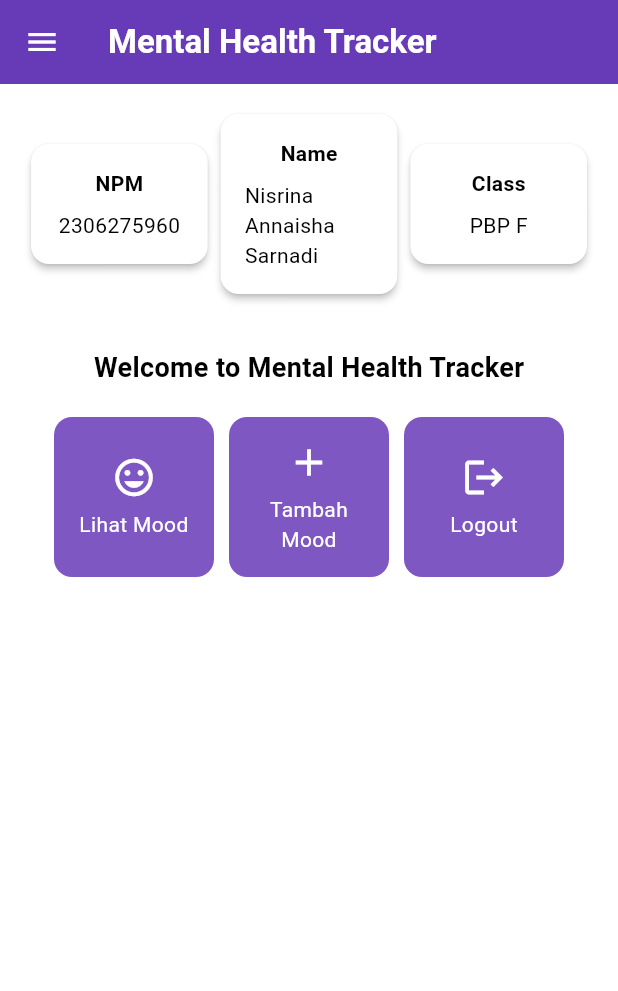
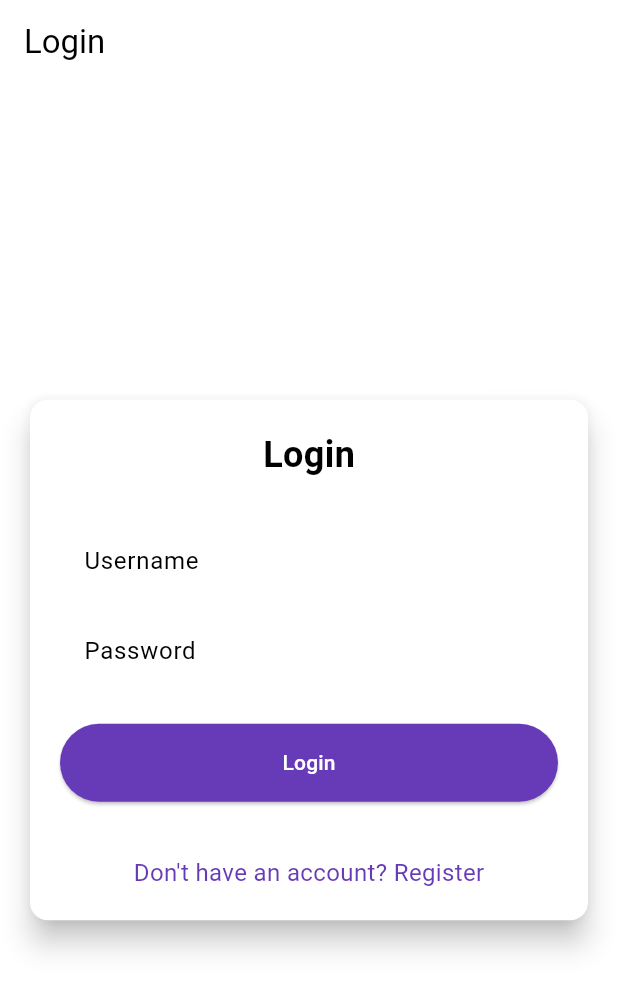
Before and after one commit to nsrnannaisha/mental-health-tracker-mobile, a Flutter app: the screen it shows after launch, on a phone screen of 412 x 824 dp. Shown: the top 991 px of the screen. Run offline on Flutter 3.47's test engine with Material 3 defaults, Android fonts, the phone set to English and light mode, and no system bars; missing offline and left inert: pbp_django_auth.

Commit message:
Tutorial 8 masih error

```diff
--- a/lib/main.dart
+++ b/lib/main.dart
@@ -1,5 +1,7 @@
 import 'package:flutter/material.dart';
-import 'package:mental_health_tracker/screens/menu.dart';
+import 'package:pbp_django_auth/pbp_django_auth.dart';
+import 'package:provider/provider.dart';
+import 'package:mental_health_tracker/screens/login.dart';
 
 void main() {
   runApp(const MyApp());
@@ -8,31 +10,23 @@ void main() {
 class MyApp extends StatelessWidget {
   const MyApp({super.key});
 
-  // This widget is the root of your application.
   @override
   Widget build(BuildContext context) {
-    return MaterialApp(
-      title: 'Flutter Demo',
-      theme: ThemeData(
-        // This is the theme of your application.
-        //
-        // TRY THIS: Try running your application with "flutter run". You'll see
-        // the application has a purple toolbar. Then, without quitting the app,
-        // try changing the seedColor in the colorScheme below to Colors.green
-        // and then invoke "hot reload" (save your changes or press the "hot
-        // reload" button in a Flutter-supported IDE, or press "r" if you used
-        // the command line to start the app).
-        //
-        // Notice that the counter didn't reset back to zero; the application
-        // state is not lost during the reload. To reset the state, use hot
-        // restart instead.
-        //
-        // This works for code too, not just values: Most code changes can be
-        // tested with just a hot reload.
-        colorScheme: ColorScheme.fromSwatch(primarySwatch: Colors.deepPurple,).copyWith(secondary: Colors.deepPurple[400]),
-        useMaterial3: true,
+    return Provider(
+      create: (_) {
+        CookieRequest request = CookieRequest();
+        return request;
+      },
+      child: MaterialApp(
+        title: 'Mental Health Tracker',
+        theme: ThemeData(
+          useMaterial3: true,
+          colorScheme: ColorScheme.fromSwatch(
+            primarySwatch: Colors.deepPurple,
+          ).copyWith(secondary: Colors.deepPurple[400]),
+        ),
+        home: const LoginPage(),
       ),
-      home: MyHomePage(),
     );
   }
 }
--- /dev/null
+++ b/lib/screens/login.dart
@@ -0,0 +1,182 @@
+import 'package:mental_health_tracker/screens/menu.dart';
+import 'package:flutter/material.dart';
+import 'package:pbp_django_auth/pbp_django_auth.dart';
+import 'package:provider/provider.dart';
+import 'package:mental_health_tracker/screens/register.dart';
+// TODO: Import halaman RegisterPage jika sudah dibuat
+
+void main() {
+  runApp(const LoginApp());
+}
+
+class LoginApp extends StatelessWidget {
+  const LoginApp({super.key});
+
+  @override
+  Widget build(BuildContext context) {
+    return MaterialApp(
+      title: 'Login',
+      theme: ThemeData(
+        useMaterial3: true,
+        colorScheme: ColorScheme.fromSwatch(
+          primarySwatch: Colors.deepPurple,
+        ).copyWith(secondary: Colors.deepPurple[400]),
+      ),
+      home: const LoginPage(),
+    );
+  }
+}
+
+class LoginPage extends StatefulWidget {
+  const LoginPage({super.key});
+
+  @override
+  State<LoginPage> createState() => _LoginPageState();
+}
+
+class _LoginPageState extends State<LoginPage> {
+  final TextEditingController _usernameController = TextEditingController();
+  final TextEditingController _passwordController = TextEditingController();
+
+  @override
+  Widget build(BuildContext context) {
+    final request = context.watch<CookieRequest>();
+
+    return Scaffold(
+      appBar: AppBar(
+        title: const Text('Login'),
+      ),
+      body: Center(
+        child: SingleChildScrollView(
+          padding: const EdgeInsets.all(16.0),
+          child: Card(
+            elevation: 8,
+            shape: RoundedRectangleBorder(
+              borderRadius: BorderRadius.circular(12.0),
+            ),
+            child: Padding(
+              padding: const EdgeInsets.all(20.0),
+              child: Column(
+                mainAxisSize: MainAxisSize.min,
+                children: [
+                  const Text(
+                    'Login',
+                    style: TextStyle(
+                      fontSize: 24.0,
+                      fontWeight: FontWeight.bold,
+                    ),
+                  ),
+                  const SizedBox(height: 30.0),
+                  TextField(
+                    controller: _usernameController,
+                    decoration: const InputDecoration(
+                      labelText: 'Username',
+                      hintText: 'Enter your username',
+                      border: OutlineInputBorder(
+                        borderRadius: BorderRadius.all(Radius.circular(12.0)),
+                      ),
+                      contentPadding:
+                          EdgeInsets.symmetric(horizontal: 12.0, vertical: 8.0),
+                    ),
+                  ),
+                  const SizedBox(height: 12.0),
+                  TextField(
+                    controller: _passwordController,
+                    decoration: const InputDecoration(
+                      labelText: 'Password',
+                      hintText: 'Enter your password',
+                      border: OutlineInputBorder(
+                        borderRadius: BorderRadius.all(Radius.circular(12.0)),
+                      ),
+                      contentPadding:
+                          EdgeInsets.symmetric(horizontal: 12.0, vertical: 8.0),
+                    ),
+                    obscureText: true,
+                  ),
+                  const SizedBox(height: 24.0),
+                  ElevatedButton(
+                    onPressed: () async {
+                      String username = _usernameController.text;
+                      String password = _passwordController.text;
+
+                      // Cek kredensial
+                      // TODO: Ganti URL dan jangan lupa tambahkan trailing slash (/) di akhir URL!
+                      // Untuk menyambungkan Android emulator dengan Django pada localhost,
+                      // gunakan URL http://10.0.2.2/
+                      final response = await request
+                          .login("http://127.0.0.1:8000/auth/login/", {
+                        'username': username,
+                        'password': password,
+                      });
+
+                      if (request.loggedIn) {
+                        String message = response['message'];
+                        String uname = response['username'];
+                        if (context.mounted) {
+                          Navigator.pushReplacement(
+                            context,
+                            MaterialPageRoute(
+                                builder: (context) => MyHomePage()),
+                          );
+                          ScaffoldMessenger.of(context)
+                            ..hideCurrentSnackBar()
+                            ..showSnackBar(
+                              SnackBar(
+                                  content:
+                                      Text("$message Selamat datang, $uname.")),
+                            );
+                        }
+                      } else {
+                        if (context.mounted) {
+                          showDialog(
+                            context: context,
+                            builder: (context) => AlertDialog(
+                              title: const Text('Login Gagal'),
+                              content: Text(response['message']),
+                              actions: [
+                                TextButton(
+                                  child: const Text('OK'),
+                                  onPressed: () {
+                                    Navigator.pop(context);
+                                  },
+                                ),
+                              ],
+                            ),
+                          );
+                        }
+                      }
+                    },
+                    style: ElevatedButton.styleFrom(
+                      foregroundColor: Colors.white,
+                      minimumSize: Size(double.infinity, 50),
+                      backgroundColor: Theme.of(context).colorScheme.primary,
+                      padding: const EdgeInsets.symmetric(vertical: 16.0),
+                    ),
+                    child: const Text('Login'),
+                  ),
+                  const SizedBox(height: 36.0),
+                  GestureDetector(
+                    onTap: () {
+                      Navigator.push(
+                        context,
+                        MaterialPageRoute(
+                            builder: (context) => const RegisterPage()),
+                      );
+                    },
+                    child: Text(
+                      'Don\'t have an account? Register',
+                      style: TextStyle(
+                        color: Theme.of(context).colorScheme.primary,
+                        fontSize: 16.0,
+                      ),
+                    ),
+                  ),
+                ],
+              ),
+            ),
+          ),
+        ),
+      ),
+    );
+  }
+}
--- a/pubspec.yaml
+++ b/pubspec.yaml
@@ -35,6 +35,9 @@ dependencies:
   # The following adds the Cupertino Icons font to your application.
   # Use with the CupertinoIcons class for iOS style icons.
   cupertino_icons: ^1.0.8
+  provider: ^6.1.2
+  pbp_django_auth: ^0.4.0
+  http: ^1.2.2
 
 dev_dependencies:
   flutter_test:
```
Also changed, not shown: lib/models/mood_entry.dart (added, +65 -0 lines), lib/screens/list_moodentry.dart (added, +89 -0 lines), lib/screens/moodentry_form.dart (+32 -29 lines), lib/screens/register.dart (added, +166 -0 lines), lib/widgets/left_drawer.dart (+13 -0 lines), lib/widgets/mood_card.dart (+40 -1 lines), pubspec.lock, 12 other files.
